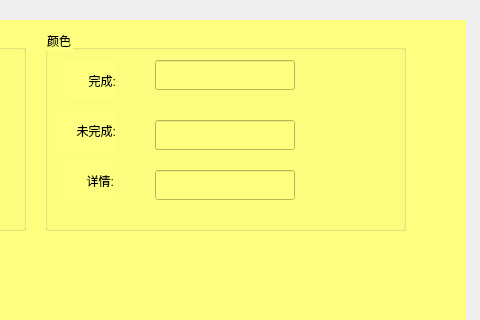
First picture: the form in UI/setting.ui, repository LX-sys/scriptmanagement, before the edit; both pictures show x 565 to 1045 and y 0 to 320 of the 1045 by 709 pixel window.
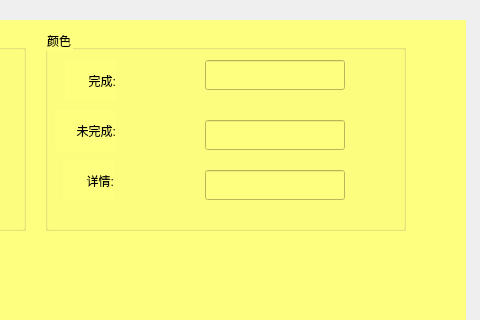
Second picture: the form after the edit.

```diff
--- a/UI/setting.ui
+++ b/UI/setting.ui
@@ -164,7 +164,7 @@
      <widget class="QLineEdit" name="lineEdit">
       <property name="geometry">
        <rect>
-        <x>110</x>
+        <x>160</x>
         <y>30</y>
         <width>140</width>
         <height>30</height>
@@ -190,7 +190,7 @@
      <widget class="QLineEdit" name="lineEdit_2">
       <property name="geometry">
        <rect>
-        <x>110</x>
+        <x>160</x>
         <y>90</y>
         <width>140</width>
         <height>30</height>
@@ -216,7 +216,7 @@
      <widget class="QLineEdit" name="lineEdit_3">
       <property name="geometry">
        <rect>
-        <x>110</x>
+        <x>160</x>
         <y>140</y>
         <width>140</width>
         <height>30</height>
```
